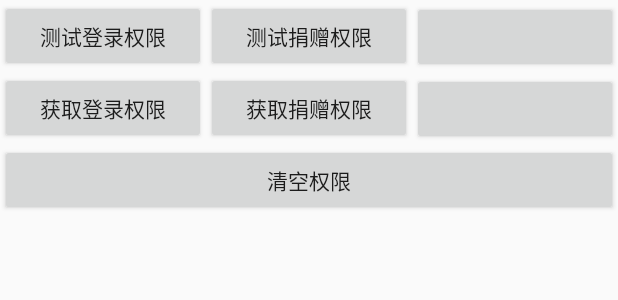
After one commit to zmin666/Birthday, an Android app: the layout activity_test.xml on its own in the app's theme, with its tools: preview values and no code run, on a phone screen of 412 x 824 dp. The commit adds this screen. Shown: the top 300 px of the screen. Run offline under Robolectric (Android 15) with nearby library versions, the phone set to English and light mode, and no system bars.

Commit message:
用户权限控制

```diff
--- /dev/null
+++ b/app/src/main/res/layout/activity_test.xml
@@ -0,0 +1,73 @@
+<?xml version="1.0" encoding="utf-8"?>
+<LinearLayout xmlns:android="http://schemas.android.com/apk/res/android"
+              android:layout_width="match_parent"
+              android:layout_height="match_parent"
+              android:orientation="vertical">
+
+
+    <LinearLayout
+        android:layout_width="match_parent"
+        android:layout_height="wrap_content"
+        android:orientation="horizontal">
+
+        <Button
+            android:layout_width="0dp"
+            android:layout_height="wrap_content"
+            android:layout_weight="1"
+            android:onClick="test_login"
+            android:text="测试登录权限"/>
+
+        <Button
+            android:layout_width="0dp"
+            android:layout_height="wrap_content"
+            android:layout_weight="1"
+            android:onClick="test_identance"
+            android:text="测试捐赠权限"/>
+
+        <Button
+            android:id="@+id/test_as"
+            android:layout_width="0dp"
+            android:layout_height="wrap_content"
+            android:layout_weight="1"
+            android:onClick="test_as"
+            android:text=""/>
+
+    </LinearLayout>
+
+    <LinearLayout
+        android:layout_width="match_parent"
+        android:layout_height="wrap_content"
+        android:orientation="horizontal">
+
+        <Button
+            android:layout_width="0dp"
+            android:layout_height="wrap_content"
+            android:layout_weight="1"
+            android:onClick="login"
+            android:text="获取登录权限"/>
+
+        <Button
+            android:layout_width="0dp"
+            android:layout_height="wrap_content"
+            android:layout_weight="1"
+            android:onClick="identance"
+            android:text="获取捐赠权限"/>
+
+        <Button
+            android:layout_width="0dp"
+            android:layout_height="wrap_content"
+            android:layout_weight="1"
+            android:onClick="as"
+            android:text=""/>
+
+
+    </LinearLayout>
+
+    <Button
+        android:layout_width="match_parent"
+        android:layout_height="wrap_content"
+        android:onClick="clear"
+        android:text="清空权限"/>
+
+
+</LinearLayout>
```
Also changed, not shown: app/src/main/AndroidManifest.xml (+9 -0 lines), app/src/main/java/com/zmin/birthday/app/userpermission/permission/OperateRequesetRole.java (+3 -5 lines), app/src/main/java/com/zmin/birthday/app/userpermission/permission/PermissionUtil.java (+12 -15 lines), app/src/main/java/com/zmin/birthday/app/userpermission/user/User.java (+22 -0 lines), app/src/main/java/com/zmin/birthday/app/userpermission/user/UserConstant.java (+14 -12 lines), app/src/main/java/com/zmin/birthday/app/userpermission/user/UserControl.java (+39 -25 lines), app/src/main/java/com/zmin/birthday/mvp/ui/activity/MainActivity.java (+4 -8 lines), app/src/main/java/com/zmin/birthday/mvp/ui/activity/TestActivity.java (added, +67 -0 lines).
